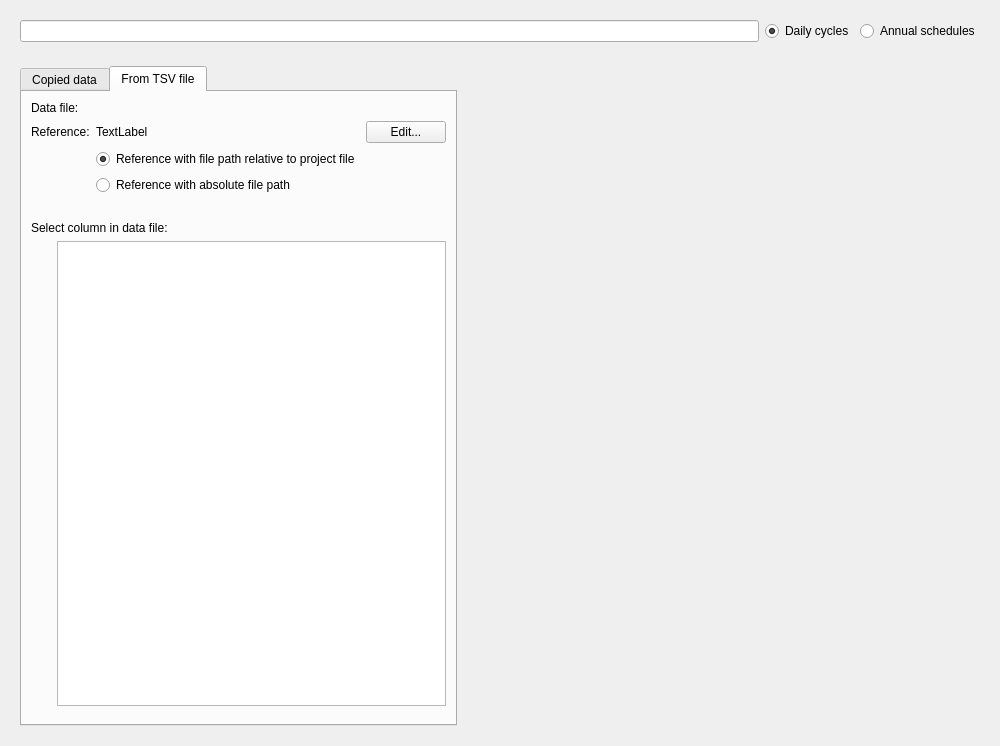
Above: SIM-VICUS/src/SVDBScheduleEditWidget.ui from ghorwin/SIM-VICUS before the change. Below: the same form after it.
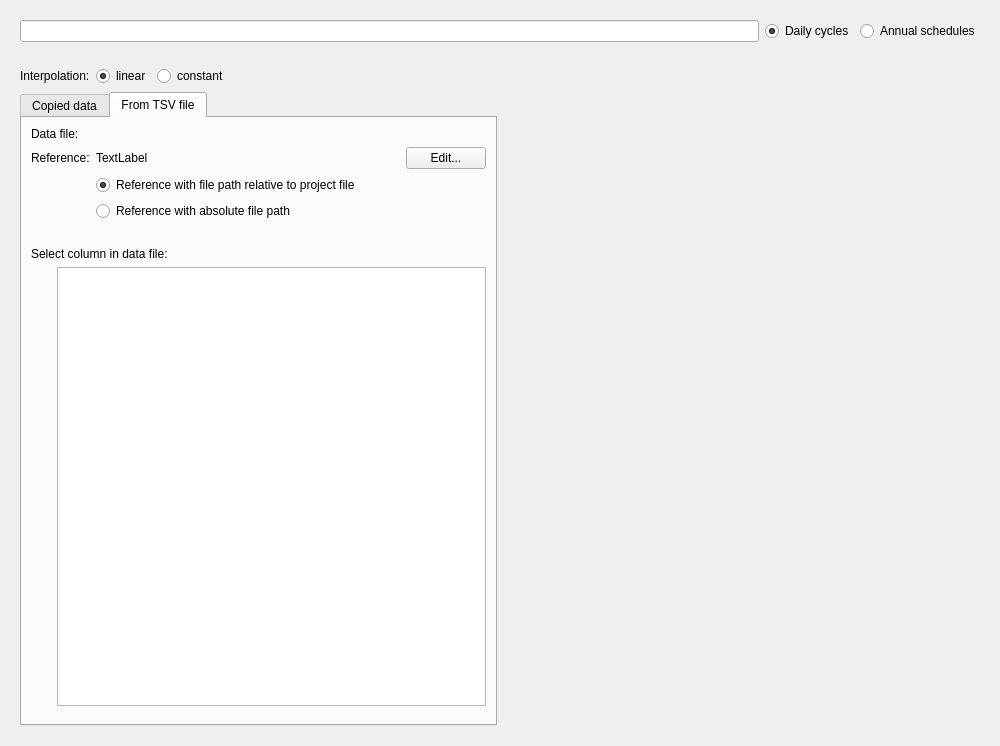
That is the form after the change. Icons and pictures are not drawn. Custom widgets are drawn as their Qt base class.

Commit message: add option for determining linear/constant interpolation of annual schedules

```diff
--- a/SIM-VICUS/src/SVDBScheduleEditWidget.ui
+++ b/SIM-VICUS/src/SVDBScheduleEditWidget.ui
@@ -454,7 +454,56 @@
       </layout>
      </widget>
      <widget class="QWidget" name="pageAnnualSchedule">
-      <layout class="QHBoxLayout" name="horizontalLayout_5" stretch="0,1">
+      <layout class="QHBoxLayout" name="horizontalLayout_5">
+       <item>
+        <layout class="QVBoxLayout" name="verticalLayout_5">
+         <item>
+          <layout class="QHBoxLayout" name="horizontalLayout_6">
+           <item>
+            <widget class="QLabel" name="label_3">
+             <property name="text">
+              <string>Interpolation:</string>
+             </property>
+            </widget>
+           </item>
+           <item>
+            <widget class="QRadioButton" name="radioButtonAnnualScheduleLinear">
+             <property name="text">
+              <string>linear</string>
+             </property>
+             <property name="checked">
+              <bool>true</bool>
+             </property>
+             <attribute name="buttonGroup">
+              <string notr="true">buttonGroup</string>
+             </attribute>
+            </widget>
+           </item>
+           <item>
+            <widget class="QRadioButton" name="radioButtonAnnualScheduleConstant">
+             <property name="text">
+              <string>constant</string>
+             </property>
+             <attribute name="buttonGroup">
+              <string notr="true">buttonGroup</string>
+             </attribute>
+            </widget>
+           </item>
+           <item>
+            <spacer name="horizontalSpacer_5">
+             <property name="orientation">
+              <enum>Qt::Horizontal</enum>
+             </property>
+             <property name="sizeHint" stdset="0">
+              <size>
+               <width>40</width>
+               <height>20</height>
+              </size>
+             </property>
+            </spacer>
+           </item>
+          </layout>
+         </item>
        <item>
         <widget class="QTabWidget" name="tabWidget">
          <property name="currentIndex">
@@ -621,6 +670,8 @@
          </widget>
         </widget>
        </item>
+        </layout>
+       </item>
        <item>
         <widget class="SVTimeSeriesPreviewWidget" name="widgetTimeSeriesPreview" native="true">
          <property name="sizePolicy">
```
Left out of the diff: 6 changed lines with no effect on the pictures. Lines whose indentation alone changed are shown as unchanged. The commit also changes 2 other files.
